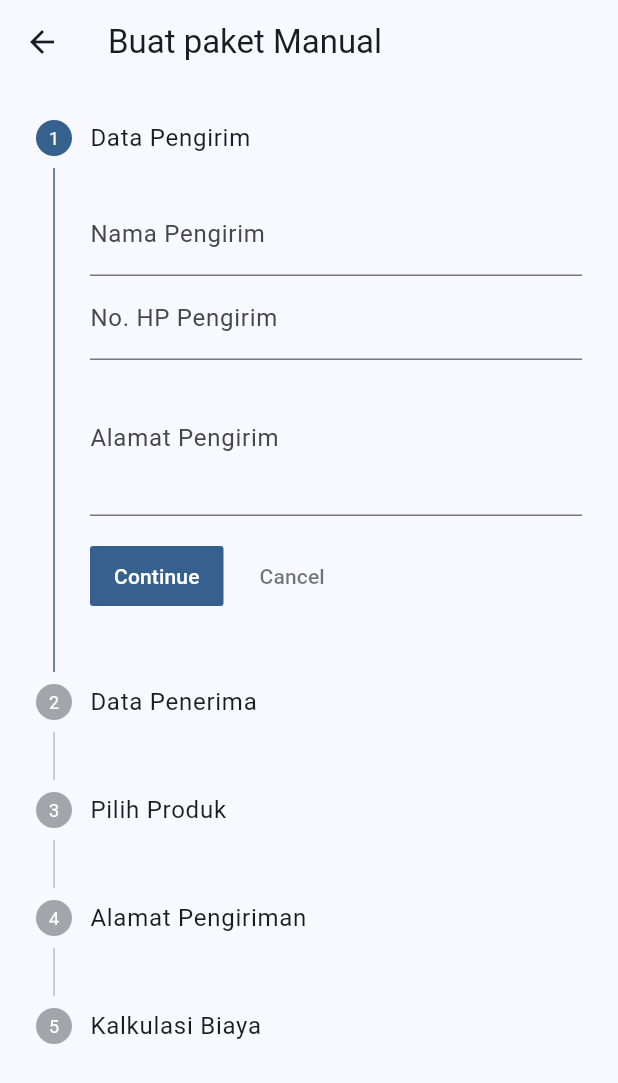
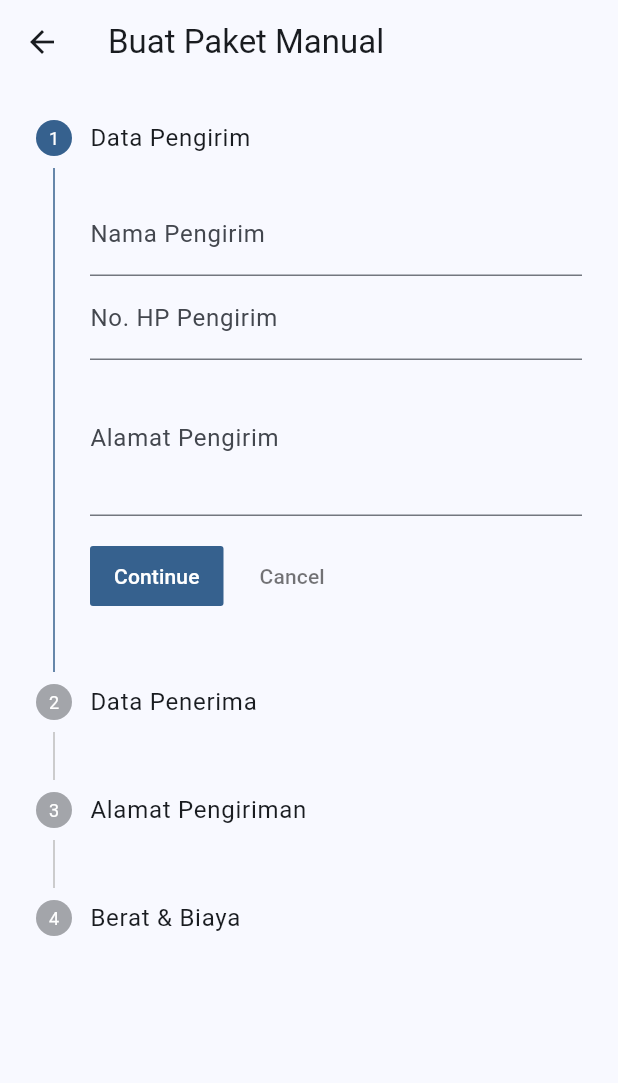
Before and after one commit to andhikafajarprayoga/ecommerce_kumbly, a Flutter app: the ManualOrderScreen screen opened directly, on a phone screen of 412 x 824 dp. Shown: the top 1083 px of the screen. Run offline on Flutter 3.47's test engine with Material 3 defaults, Android fonts, the phone set to English and light mode, and no system bars; our stand-ins replace carousel_slider, flutter_local_notifications, flutter_map, geocoding, geolocator, get and 11 more; missing offline and left inert: workmanager; accounts and stored records are empty.

Commit message:
Simplify manual order creation process
- Remove product selection step from manual order screen
- Streamline stepper to focus on shipping details and weight calculation
- Modify order submission to remove product-related logic
- Add direct navigation to BranchHomeScreen after order creation
- Simplify shipping cost calculation based on weight input

```diff
--- a/lib/pages/branch/manual_order_screen.dart
+++ b/lib/pages/branch/manual_order_screen.dart
@@ -26,19 +26,14 @@ class _ManualOrderScreenState extends State<ManualOrderScreen> {
   final recipientNameController = TextEditingController();
   final recipientPhoneController = TextEditingController();
   final recipientAddressController = TextEditingController();
-
-  // Tambahan untuk produk
-  final selectedProducts = <Map<String, dynamic>>[].obs;
-  final quantities = <String, int>{}.obs;
-  final totalWeight = 0.obs; // dalam gram
+  final weightController = TextEditingController();
   final shippingCost = 0.0.obs;
-  final subtotal = 0.0.obs;
 
   @override
   Widget build(BuildContext context) {
     return Scaffold(
       appBar: AppBar(
-        title: const Text('Buat paket Manual'),
+        title: const Text('Buat Paket Manual'),
       ),
       body: Obx(() => Stepper(
             type: StepperType.vertical,
@@ -53,14 +48,10 @@ class _ManualOrderScreenState extends State<ManualOrderScreen> {
                   _currentStep.value++;
                 }
               } else if (_currentStep.value == 2) {
-                if (_validateProductSelection()) {
+                if (_validateShippingAddress()) {
                   _currentStep.value++;
                 }
               } else if (_currentStep.value == 3) {
-                if (_validateShippingAddress()) {
-                  _currentStep.value++;
-                }
-              } else if (_currentStep.value == 4) {
                 _submitOrder();
               }
             },
@@ -81,19 +72,14 @@ class _ManualOrderScreenState extends State<ManualOrderScreen> {
                 isActive: _currentStep.value >= 1,
               ),
               Step(
-                title: const Text('Pilih Produk'),
-                content: _buildProductSelection(),
+                title: const Text('Alamat Pengiriman'),
+                content: _buildShippingAddress(),
                 isActive: _currentStep.value >= 2,
               ),
               Step(
-                title: const Text('Alamat Pengiriman'),
-                content: _buildShippingAddress(),
+                title: const Text('Berat & Biaya'),
+                content: _buildWeightAndCost(),
                 isActive: _currentStep.value >= 3,
-              ),
-              Step(
-                title: const Text('Kalkulasi Biaya'),
-                content: _buildCostCalculation(),
-                isActive: _currentStep.value >= 4,
               ),
             ],
           )),
@@ -157,57 +143,6 @@ class _ManualOrderScreenState extends State<ManualOrderScreen> {
     );
   }
 
-  Widget _buildProductSelection() {
-    return Column(
-      children: [
-        StreamBuilder<List<Map<String, dynamic>>>(
-          stream: supabase
-              .from('products')
-              .stream(primaryKey: ['id']).order('name'),
-          builder: (context, snapshot) {
-            if (!snapshot.hasData) {
-              return const Center(child: CircularProgressIndicator());
-            }
-
-            return ListView.builder(
-              shrinkWrap: true,
-              physics: const NeverScrollableScrollPhysics(),
-              itemCount: snapshot.data!.length,
-              itemBuilder: (context, index) {
-                final product = snapshot.data![index];
-                return Card(
-                  child: ListTile(
-                    title: Text(product['name']),
-                    subtitle: Text('Rp ${product['price']}'),
-                    trailing: Row(
-                      mainAxisSize: MainAxisSize.min,
-                      children: [
-                        IconButton(
-                          icon: const Icon(Icons.remove),
-                          onPressed: () => _updateQuantity(product, false),
-                        ),
-                        Text('${quantities[product['id']] ?? 0}'),
-                        IconButton(
-                          icon: const Icon(Icons.add),
-                          onPressed: () => _updateQuantity(product, true),
-                        ),
-                      ],
-                    ),
-                  ),
-                );
-              },
-            );
-          },
-        ),
-        const SizedBox(height: 16),
-        Obx(() => Text(
-              'Subtotal: Rp ${subtotal.value}',
-              style: const TextStyle(fontSize: 18, fontWeight: FontWeight.bold),
-            )),
-      ],
-    );
-  }
-
   Widget _buildShippingAddress() {
     return Column(
       children: [
@@ -225,63 +160,32 @@ class _ManualOrderScreenState extends State<ManualOrderScreen> {
     );
   }
 
-  Widget _buildCostCalculation() {
-    return Obx(() => Column(
-          crossAxisAlignment: CrossAxisAlignment.start,
+  Widget _buildWeightAndCost() {
+    return Column(
       children: [
-            Text('Total Berat: ${totalWeight.value / 1000} kg'),
-            const SizedBox(height: 8),
-            Text('Biaya Pengiriman: Rp ${shippingCost.value}'),
-            const SizedBox(height: 8),
-            Text('Subtotal Produk: Rp ${subtotal.value}'),
-            const Divider(),
-            Text(
-              'Total: Rp ${subtotal.value + shippingCost.value}',
-              style: const TextStyle(fontSize: 20, fontWeight: FontWeight.bold),
+        TextFormField(
+          controller: weightController,
+          decoration: const InputDecoration(
+            labelText: 'Berat (kg)',
+            border: OutlineInputBorder(),
           ),
+          keyboardType: TextInputType.number,
+          onChanged: (value) {
+            final weight = double.tryParse(value) ?? 0;
+            shippingCost.value = weight * 10000;
+          },
+        ),
+        const SizedBox(height: 16),
+        Obx(() => Text(
+              'Biaya Pengiriman: Rp ${shippingCost.value.toStringAsFixed(0)}',
+              style: const TextStyle(fontSize: 18, fontWeight: FontWeight.bold),
+            )),
       ],
-        ));
-  }
-
-  void _updateQuantity(Map<String, dynamic> product, bool increment) {
-    final productId = product['id'];
-    final currentQty = quantities[productId] ?? 0;
-
-    if (increment) {
-      quantities[productId] = currentQty + 1;
-      if (currentQty == 0) {
-        selectedProducts.add(product);
-      }
-    } else if (currentQty > 0) {
-      quantities[productId] = currentQty - 1;
-      if (currentQty == 1) {
-        selectedProducts.removeWhere((p) => p['id'] == productId);
-      }
-    }
-
-    _calculateSubtotal();
-  }
-
-  void _calculateSubtotal() {
-    double total = 0;
-    int weight = 0;
-
-    for (var product in selectedProducts) {
-      final quantity = quantities[product['id']] ?? 0;
-      total += (product['price'] ?? 0) * quantity;
-      weight += ((product['weight'] as num? ?? 1000) * quantity).toInt();
-    }
-
-    subtotal.value = total;
-    totalWeight.value = weight;
+    );
   }
 
   Future<void> _submitOrder() async {
     try {
-      if (selectedProducts.isEmpty) {
-        throw 'Pilih minimal 1 produk';
-      }
-
       // 1. Dapatkan branch_id
       final branchData = await supabase
           .from('branches')
@@ -296,16 +200,15 @@ class _ManualOrderScreenState extends State<ManualOrderScreen> {
             'branch_id': branchData['id'],
             'buyer_id': authController.currentUser.value!.id,
             'status': 'pending',
-            'total_amount': subtotal.value,
+            'total_amount': shippingCost.value,
             'shipping_address': recipientAddressController.text,
+            'weight': double.tryParse(weightController.text) ?? 0,
           })
           .select()
           .single();
 
-      // 3. Buat shipping details dan branch order items
-      await Future.wait<dynamic>([
-        // Insert branch shipping details
-        supabase.from('branch_shipping_details').insert({
+      // 3. Buat shipping details
+      await supabase.from('branch_shipping_details').insert({
         'branch_order_id': orderData['id'],
         'sender_name': senderNameController.text,
         'sender_phone': senderPhoneController.text,
@@ -318,19 +221,7 @@ class _ManualOrderScreenState extends State<ManualOrderScreen> {
           'full_address': recipientAddressController.text,
         },
         'branch_id': branchData['id'],
-        }),
-
-        // Insert branch order items
-        ...selectedProducts.map((product) async {
-          final quantity = quantities[product['id']] ?? 0;
-          await supabase.from('branch_order_items').insert({
-            'branch_order_id': orderData['id'],
-            'product_id': product['id'],
-            'quantity': quantity,
-            'price': product['price'],
       });
-        }),
-      ]);
 
       Get.snackbar(
         'Sukses',
@@ -338,7 +229,7 @@ class _ManualOrderScreenState extends State<ManualOrderScreen> {
         backgroundColor: Colors.green,
         colorText: Colors.white,
       );
-      Get.back();
+      Get.offAll(() => BranchHomeScreen());
     } catch (e) {
       print('Error detail: $e');
       Get.snackbar(
@@ -383,15 +274,6 @@ class _ManualOrderScreenState extends State<ManualOrderScreen> {
     return true;
   }
 
-  bool _validateProductSelection() {
-    if (selectedProducts.isEmpty) {
-      Get.snackbar('Error', 'Pilih minimal 1 produk',
-          backgroundColor: Colors.red, colorText: Colors.white);
-      return false;
-    }
-    return true;
-  }
-
   bool _validateShippingAddress() {
     if (recipientAddressController.text.isEmpty) {
       Get.snackbar('Error', 'Alamat pengiriman wajib diisi',
```
Lines whose indentation alone changed are shown as unchanged.
